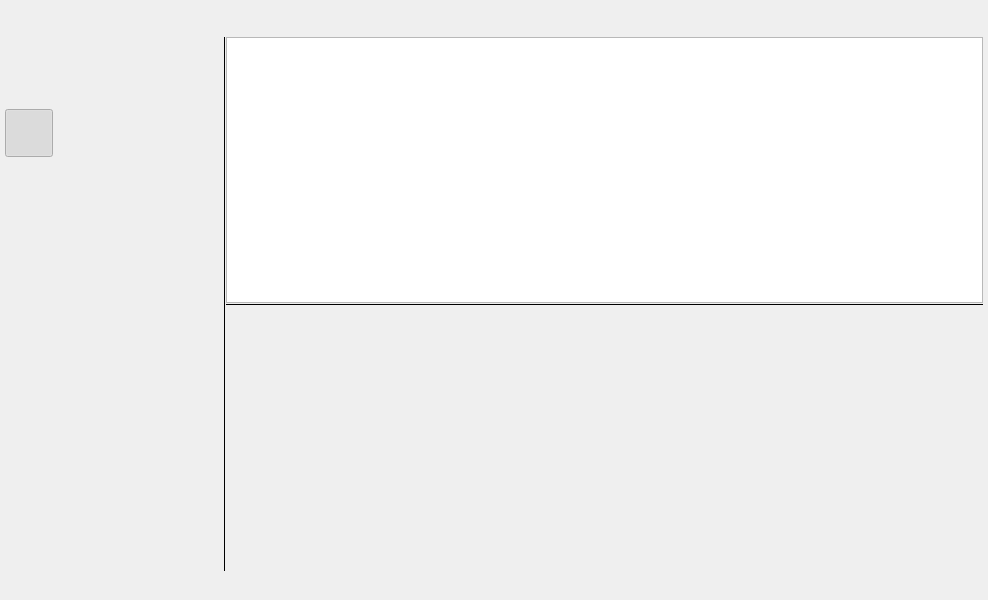
The window that src/ui/main.ui (Michal-D4/fileo) describes before a commit, drawn with Qt 5.
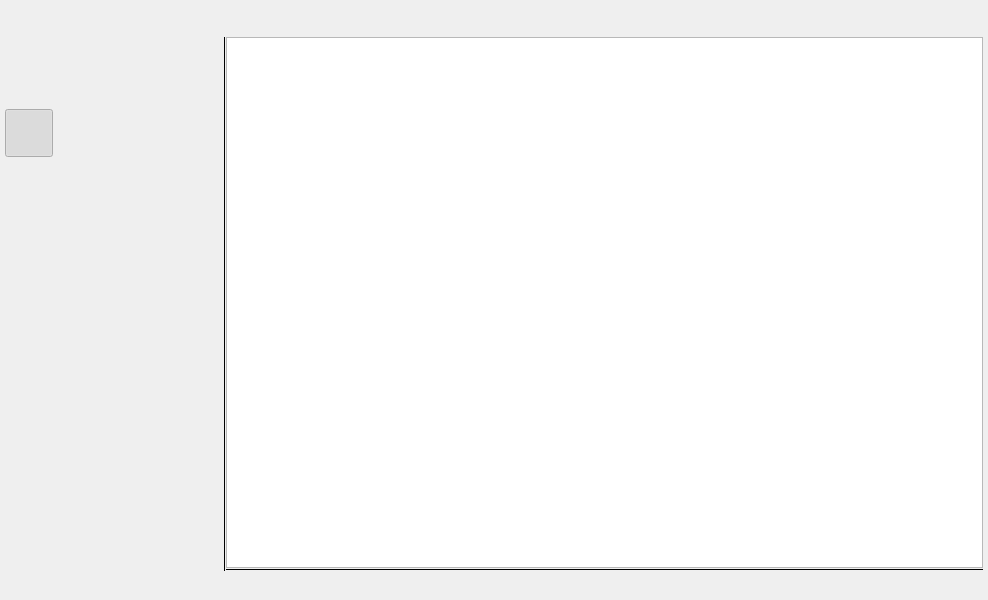
The same window after the commit.

Diff of the .ui file:
```diff
--- a/src/ui/main.ui
+++ b/src/ui/main.ui
@@ -540,12 +540,6 @@
       </item>
       <item>
        <widget class="QFrame" name="main_pane">
-        <property name="sizePolicy">
-         <sizepolicy hsizetype="Preferred" vsizetype="Preferred">
-          <horstretch>0</horstretch>
-          <verstretch>0</verstretch>
-         </sizepolicy>
-        </property>
         <property name="minimumSize">
          <size>
           <width>170</width>
@@ -916,12 +910,6 @@
               </property>
               <item>
                <widget class="QTreeView" name="file_list">
-                <property name="sizePolicy">
-                 <sizepolicy hsizetype="Preferred" vsizetype="Preferred">
-                  <horstretch>0</horstretch>
-                  <verstretch>0</verstretch>
-                 </sizepolicy>
-                </property>
                 <property name="contextMenuPolicy">
                  <enum>Qt::CustomContextMenu</enum>
                 </property>
@@ -993,18 +981,6 @@
               </item>
               <item>
                <widget class="QFrame" name="noteHolder">
-                <property name="sizePolicy">
-                 <sizepolicy hsizetype="Preferred" vsizetype="Preferred">
-                  <horstretch>0</horstretch>
-                  <verstretch>0</verstretch>
-                 </sizepolicy>
-                </property>
-                <property name="minimumSize">
-                 <size>
-                  <width>0</width>
-                  <height>0</height>
-                 </size>
-                </property>
                 <property name="styleSheet">
                  <string notr="true"/>
                 </property>
```
Left out of the diff: 12 changed lines with no effect on the pictures.
